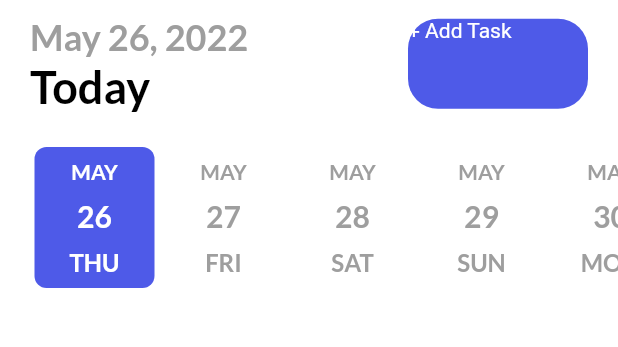
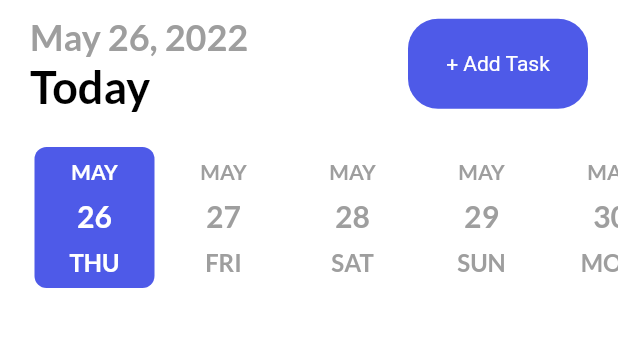
Before and after one commit to Tarik-OFKIR/Tasks_App_Project, a Flutter app: the screen it shows after launch, on a phone screen of 412 x 824 dp, the part 84-431 px from its top. Run offline on Flutter 3.47's test engine with Material 2 defaults, Android fonts, the phone set to English and light mode, and no system bars; drawn by our look-alikes of date_picker_timeline; our stand-ins replace flutter_local_notifications, flutter_native_timezone, flutter_staggered_animations, get, get_storage, google_fonts and 2 more; accounts and stored records are empty.

Commit message:
Text_Button_Conter

```diff
--- a/lib/ui/home_page.dart
+++ b/lib/ui/home_page.dart
@@ -148,7 +148,7 @@ class _HomePageState extends State<HomePage> {
                 context: context,
               ),
               SizedBox(
-                height: 20,
+                height: 10,
               ),
 
               _bottomSheetButton(
@@ -163,7 +163,7 @@ class _HomePageState extends State<HomePage> {
                 context: context,
               ),
               SizedBox(
-                height: 20,
+                height: 10,
               ),
               _bottomSheetButton(
                 label:"Close",
--- a/lib/ui/widgets/button.dart
+++ b/lib/ui/widgets/button.dart
@@ -18,13 +18,17 @@ class MyButton extends StatelessWidget {
           borderRadius: BorderRadius.circular(20),
           color: primaryClr
         ),
-        child: Text(
+        child: Align(
+          alignment: Alignment.center,
+          child: Text(
           label,
           style: TextStyle(
             color: Colors.white,
           ),
+          textAlign: TextAlign.center,
+
         ),
-
+        ),
       ),
     );
   }
```
Also changed, not shown: pubspec.lock.
